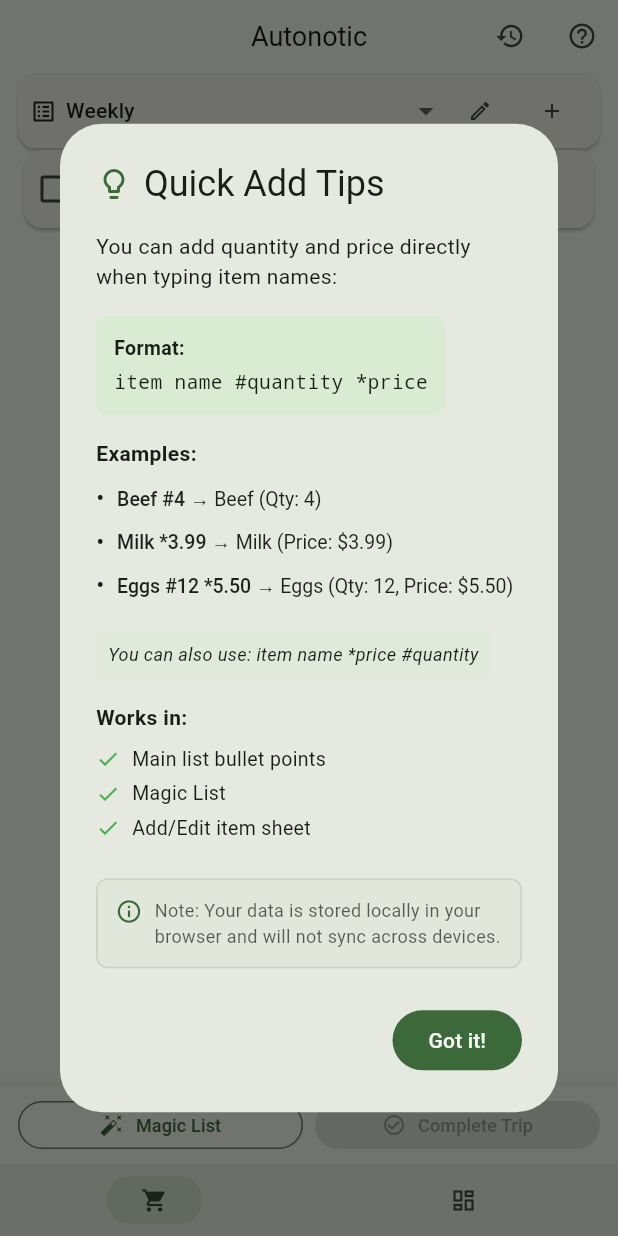
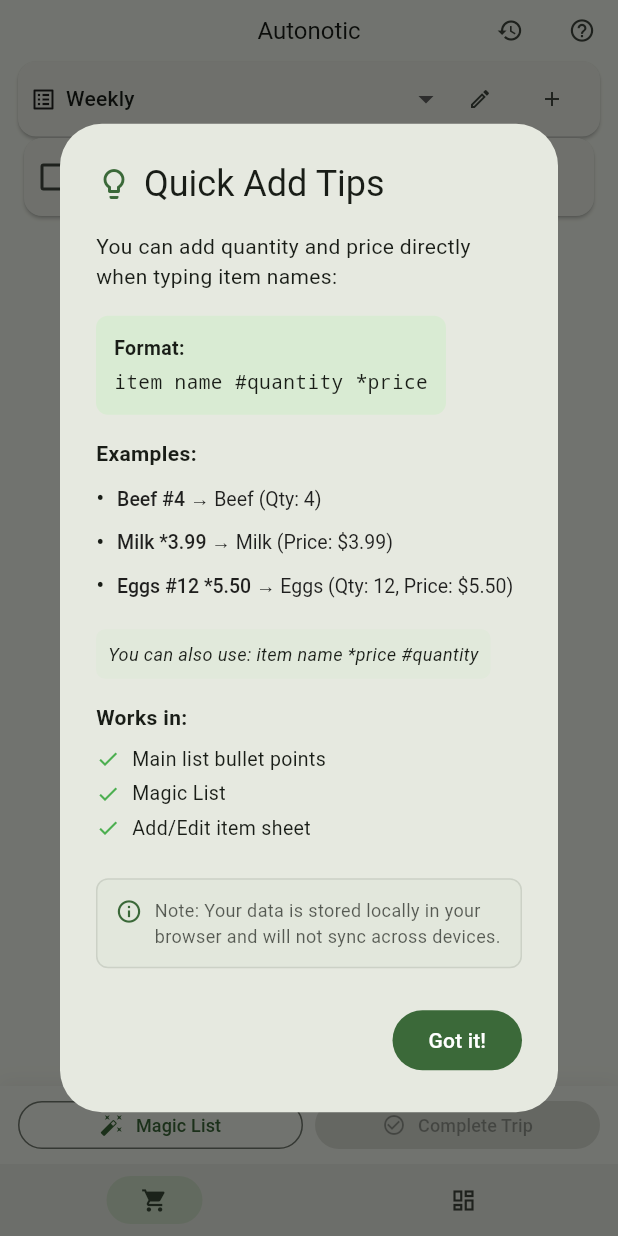
Before and after one commit to Ahmed-Estiak/note-app, a Flutter app: the screen it shows after launch, on a phone screen of 412 x 824 dp. Run offline on Flutter 3.47's test engine with Material 3 defaults, Android fonts, the phone set to English and light mode, and no system bars; our stand-ins replace shared_preferences.

Commit message:
Refine layout and styling in ListsPage. Adjust font sizes, toolbar height, and icon sizes for improved visual consistency and user experience across action buttons.

```diff
--- a/lib/pages/lists_page.dart
+++ b/lib/pages/lists_page.dart
@@ -118,15 +118,16 @@ class _ListsPageState extends State<ListsPage> {
       appBar: AppBar(
         title: const Text(
           'Autonotic',
-          style: TextStyle(fontSize: 18),
+          style: TextStyle(fontSize: 16),
         ),
         centerTitle: true,
-        toolbarHeight: 48,
+        toolbarHeight: 40,
+        titleSpacing: 0,
         actions: [
           IconButton(
-            icon: const Icon(Icons.history, size: 20),
+            icon: const Icon(Icons.history, size: 18),
             tooltip: 'Trip History',
-            padding: const EdgeInsets.all(8),
+            padding: const EdgeInsets.all(4),
             constraints: const BoxConstraints(),
             onPressed: () {
               Navigator.push(
@@ -136,9 +137,9 @@ class _ListsPageState extends State<ListsPage> {
             },
           ),
           IconButton(
-            icon: const Icon(Icons.help_outline, size: 20),
+            icon: const Icon(Icons.help_outline, size: 18),
             tooltip: 'How to use # and *',
-            padding: const EdgeInsets.all(8),
+            padding: const EdgeInsets.all(4),
             constraints: const BoxConstraints(),
             onPressed: () => InstructionsDialog.show(context),
           ),
```
